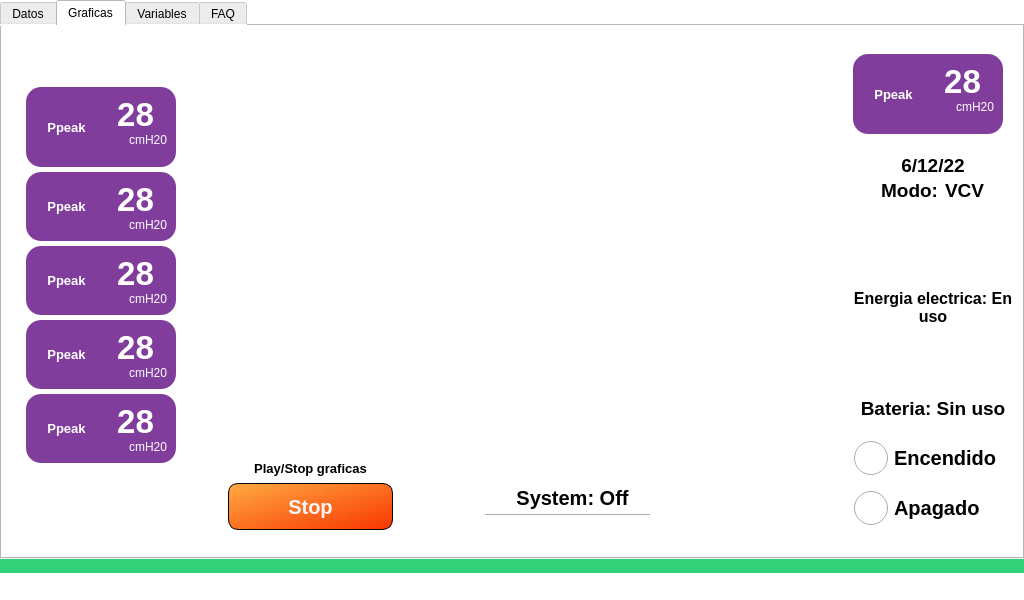
Before: the Qt Designer form _main_.ui in JulianDuque97/EPI, drawn with Qt 5.
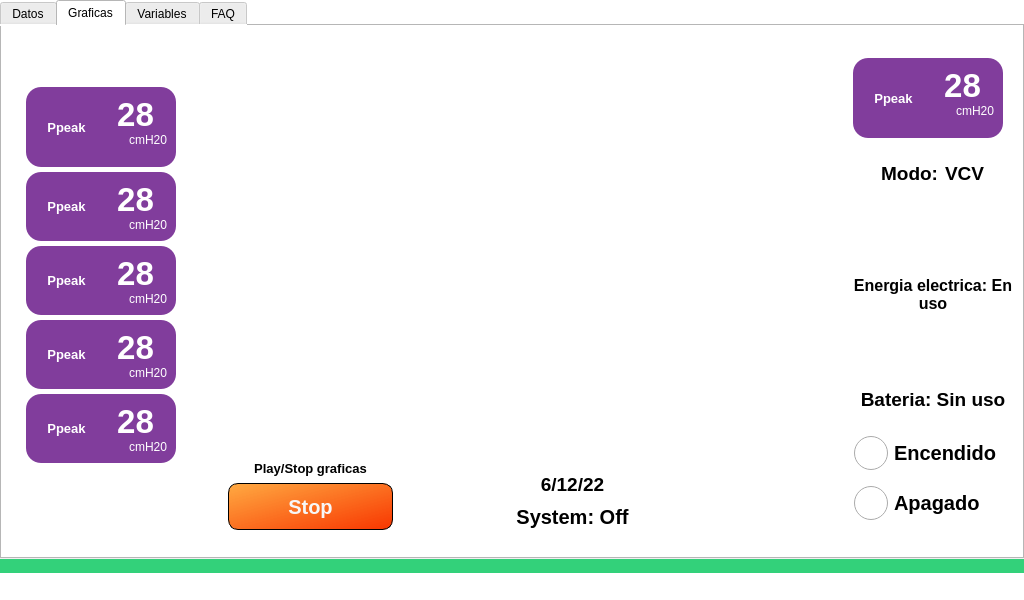
After: the same form once the commit is applied. The open tabs and pages were chosen to show the change. Icons and pictures are not drawn. Custom widgets are drawn as their Qt base class.

```diff
--- a/_main_.ui
+++ b/_main_.ui
@@ -1344,17 +1344,49 @@
                          <number>0</number>
                         </property>
                         <property name="topMargin">
-                         <number>20</number>
+                         <number>0</number>
                         </property>
                         <property name="bottomMargin">
-                         <number>20</number>
+                         <number>0</number>
                         </property>
+                        <item>
+                         <widget class="QLabel" name="label_116">
+                          <property name="minimumSize">
+                           <size>
+                            <width>110</width>
+                            <height>30</height>
+                           </size>
+                          </property>
+                          <property name="maximumSize">
+                           <size>
+                            <width>16777215</width>
+                            <height>25</height>
+                           </size>
+                          </property>
+                          <property name="font">
+                           <font>
+                            <pointsize>14</pointsize>
+                            <weight>75</weight>
+                            <bold>true</bold>
+                           </font>
+                          </property>
+                          <property name="layoutDirection">
+                           <enum>Qt::LeftToRight</enum>
+                          </property>
+                          <property name="text">
+                           <string>6/12/22</string>
+                          </property>
+                          <property name="alignment">
+                           <set>Qt::AlignCenter</set>
+                          </property>
+                         </widget>
+                        </item>
                         <item>
                          <widget class="QLabel" name="lb_on_off_">
                           <property name="minimumSize">
                            <size>
                             <width>175</width>
-                            <height>0</height>
+                            <height>30</height>
                            </size>
                           </property>
                           <property name="maximumSize">
@@ -1381,25 +1413,6 @@
                           </property>
                          </widget>
                         </item>
-                        <item>
-                         <widget class="Line" name="line_7">
-                          <property name="minimumSize">
-                           <size>
-                            <width>0</width>
-                            <height>0</height>
-                           </size>
-                          </property>
-                          <property name="maximumSize">
-                           <size>
-                            <width>165</width>
-                            <height>16777215</height>
-                           </size>
-                          </property>
-                          <property name="orientation">
-                           <enum>Qt::Horizontal</enum>
-                          </property>
-                         </widget>
-                        </item>
                        </layout>
                       </item>
                       <item>
@@ -1749,38 +1762,6 @@
                 <property name="spacing">
                  <number>0</number>
                 </property>
-                <item>
-                 <widget class="QLabel" name="label_116">
-                  <property name="minimumSize">
-                   <size>
-                    <width>110</width>
-                    <height>25</height>
-                   </size>
-                  </property>
-                  <property name="maximumSize">
-                   <size>
-                    <width>16777215</width>
-                    <height>25</height>
-                   </size>
-                  </property>
-                  <property name="font">
-                   <font>
-                    <pointsize>14</pointsize>
-                    <weight>75</weight>
-                    <bold>true</bold>
-                   </font>
-                  </property>
-                  <property name="layoutDirection">
-                   <enum>Qt::LeftToRight</enum>
-                  </property>
-                  <property name="text">
-                   <string>6/12/22</string>
-                  </property>
-                  <property name="alignment">
-                   <set>Qt::AlignCenter</set>
-                  </property>
-                 </widget>
-                </item>
                 <item>
                  <layout class="QHBoxLayout" name="horizontalLayout_2">
                   <property name="spacing">
```
